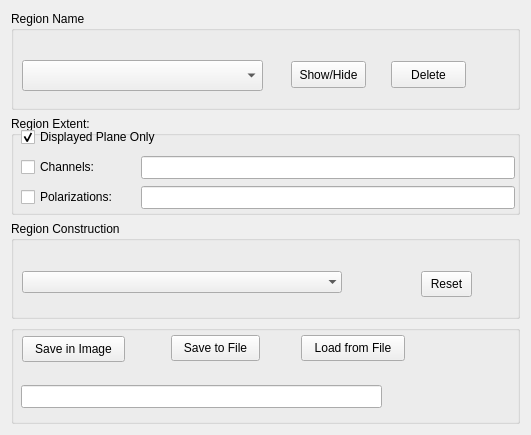
This is code/display/implement/QtViewer/QtRegionMgr.ui in radio-astro/casa as Qt 5 draws it before an edit. The edited form follows.
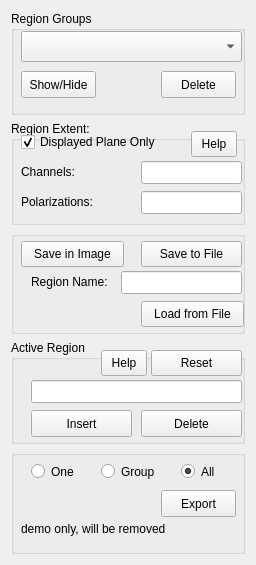
This is the edited form.

```diff
--- a/code/display/implement/QtViewer/QtRegionMgr.ui
+++ b/code/display/implement/QtViewer/QtRegionMgr.ui
@@ -6,8 +6,8 @@
    <rect>
     <x>0</x>
     <y>0</y>
-    <width>531</width>
-    <height>435</height>
+    <width>256</width>
+    <height>565</height>
    </rect>
   </property>
   <property name="maximumSize" >
@@ -23,14 +23,14 @@
    <item row="0" column="0" >
     <widget class="QGroupBox" name="groupBox" >
      <property name="title" >
-      <string>Region Name</string>
+      <string>Region Groups</string>
      </property>
      <widget class="QComboBox" name="regName" >
       <property name="geometry" >
        <rect>
-        <x>11</x>
-        <y>49</y>
-        <width>241</width>
+        <x>10</x>
+        <y>20</y>
+        <width>221</width>
         <height>31</height>
        </rect>
       </property>
@@ -41,8 +41,8 @@
      <widget class="QPushButton" name="showOrHide" >
       <property name="geometry" >
        <rect>
-        <x>280</x>
-        <y>50</y>
+        <x>10</x>
+        <y>60</y>
         <width>75</width>
         <height>27</height>
        </rect>
@@ -57,8 +57,8 @@
      <widget class="QPushButton" name="deleteReg" >
       <property name="geometry" >
        <rect>
-        <x>380</x>
-        <y>50</y>
+        <x>150</x>
+        <y>60</y>
         <width>75</width>
         <height>27</height>
        </rect>
@@ -85,7 +85,7 @@
        <rect>
         <x>130</x>
         <y>40</y>
-        <width>374</width>
+        <width>101</width>
         <height>23</height>
        </rect>
       </property>
@@ -98,7 +98,7 @@
        <rect>
         <x>130</x>
         <y>70</y>
-        <width>374</width>
+        <width>101</width>
         <height>23</height>
        </rect>
       </property>
@@ -128,7 +128,7 @@
        <bool>false</bool>
       </property>
      </widget>
-     <widget class="QCheckBox" name="chanExt" >
+     <widget class="QLabel" name="chanExt" >
       <property name="geometry" >
        <rect>
         <x>10</x>
@@ -144,7 +144,7 @@
        <string>Channels:</string>
       </property>
      </widget>
-     <widget class="QCheckBox" name="polExt" >
+     <widget class="QLabel" name="polExt" >
       <property name="geometry" >
        <rect>
         <x>10</x>
@@ -160,35 +160,32 @@
        <string>Polarizations:</string>
       </property>
      </widget>
+     <widget class="QToolButton" name="helpButton" >
+      <property name="geometry" >
+       <rect>
+        <x>180</x>
+        <y>10</y>
+        <width>46</width>
+        <height>26</height>
+       </rect>
+      </property>
+      <property name="text" >
+       <string>Help</string>
+      </property>
+     </widget>
     </widget>
    </item>
-   <item row="2" column="0" >
+   <item row="3" column="0" >
     <widget class="QGroupBox" name="groupBox_2" >
      <property name="title" >
-      <string>Region Construction</string>
+      <string>Active Region</string>
      </property>
-     <widget class="QComboBox" name="drawing_mode" >
-      <property name="geometry" >
-       <rect>
-        <x>11</x>
-        <y>50</y>
-        <width>320</width>
-        <height>22</height>
-       </rect>
-      </property>
-      <property name="minimumContentsLength" >
-       <number>32</number>
-      </property>
-      <property name="frame" >
-       <bool>false</bool>
-      </property>
-     </widget>
      <widget class="QToolButton" name="resetregions" >
       <property name="geometry" >
        <rect>
-        <x>410</x>
-        <y>50</y>
-        <width>51</width>
+        <x>140</x>
+        <y>10</y>
+        <width>91</width>
         <height>26</height>
        </rect>
       </property>
@@ -199,50 +196,76 @@
        <string>Reset</string>
       </property>
      </widget>
+     <widget class="QPushButton" name="insertButton" >
+      <property name="geometry" >
+       <rect>
+        <x>20</x>
+        <y>70</y>
+        <width>101</width>
+        <height>27</height>
+       </rect>
+      </property>
+      <property name="toolTip" >
+       <string>Insert a region into this group</string>
+      </property>
+      <property name="text" >
+       <string>Insert</string>
+      </property>
+     </widget>
+     <widget class="QPushButton" name="deleteButton" >
+      <property name="geometry" >
+       <rect>
+        <x>130</x>
+        <y>70</y>
+        <width>101</width>
+        <height>27</height>
+       </rect>
+      </property>
+      <property name="toolTip" >
+       <string>Delete a region from this group</string>
+      </property>
+      <property name="text" >
+       <string>Delete</string>
+      </property>
+     </widget>
+     <widget class="QLineEdit" name="lineEdit" >
+      <property name="geometry" >
+       <rect>
+        <x>20</x>
+        <y>40</y>
+        <width>211</width>
+        <height>23</height>
+       </rect>
+      </property>
+      <property name="toolTip" >
+       <string>Current active region</string>
+      </property>
+     </widget>
+     <widget class="QToolButton" name="helpAct" >
+      <property name="geometry" >
+       <rect>
+        <x>90</x>
+        <y>10</y>
+        <width>46</width>
+        <height>26</height>
+       </rect>
+      </property>
+      <property name="text" >
+       <string>Help</string>
+      </property>
+     </widget>
     </widget>
    </item>
-   <item row="3" column="0" >
-    <widget class="QGroupBox" name="groupBox_3" >
+   <item row="2" column="0" >
+    <widget class="QGroupBox" name="groupBox_4" >
      <property name="title" >
       <string/>
      </property>
-     <widget class="QToolButton" name="loadFile" >
-      <property name="geometry" >
-       <rect>
-        <x>290</x>
-        <y>10</y>
-        <width>104</width>
-        <height>26</height>
-       </rect>
-      </property>
-      <property name="toolTip" >
-       <string>load a region from a file </string>
-      </property>
-      <property name="text" >
-       <string>Load from File</string>
-      </property>
-     </widget>
-     <widget class="QToolButton" name="saveRGNFile" >
-      <property name="geometry" >
-       <rect>
-        <x>160</x>
-        <y>10</y>
-        <width>89</width>
-        <height>26</height>
-       </rect>
-      </property>
-      <property name="toolTip" >
-       <string>save the region in to a file</string>
-      </property>
-      <property name="text" >
-       <string>Save to File</string>
-      </property>
-     </widget>
      <widget class="QToolButton" name="saveInImage" >
       <property name="geometry" >
        <rect>
-        <x>11</x>
-        <y>11</y>
+        <x>10</x>
+        <y>10</y>
         <width>103</width>
         <height>26</height>
        </rect>
@@ -254,17 +277,152 @@
        <string>Save in Image</string>
       </property>
      </widget>
+     <widget class="QToolButton" name="saveRGNFile" >
+      <property name="geometry" >
+       <rect>
+        <x>130</x>
+        <y>10</y>
+        <width>101</width>
+        <height>26</height>
+       </rect>
+      </property>
+      <property name="toolTip" >
+       <string>save the region in to a file</string>
+      </property>
+      <property name="text" >
+       <string>Save to File</string>
+      </property>
+     </widget>
+     <widget class="QLabel" name="polExt_2" >
+      <property name="geometry" >
+       <rect>
+        <x>20</x>
+        <y>40</y>
+        <width>91</width>
+        <height>22</height>
+       </rect>
+      </property>
+      <property name="toolTip" >
+       <string>the polarizations this region applys to</string>
+      </property>
+      <property name="text" >
+       <string>Region Name:</string>
+      </property>
+     </widget>
      <widget class="QLineEdit" name="savedName" >
       <property name="geometry" >
        <rect>
-        <x>10</x>
-        <y>60</y>
-        <width>361</width>
+        <x>110</x>
+        <y>40</y>
+        <width>121</width>
         <height>23</height>
        </rect>
       </property>
       <property name="toolTip" >
        <string>the name of the image region (to be saved or loaded)</string>
+      </property>
+     </widget>
+     <widget class="QToolButton" name="loadFile" >
+      <property name="geometry" >
+       <rect>
+        <x>130</x>
+        <y>70</y>
+        <width>103</width>
+        <height>26</height>
+       </rect>
+      </property>
+      <property name="toolTip" >
+       <string>load a region from a file </string>
+      </property>
+      <property name="text" >
+       <string>Load from File</string>
+      </property>
+     </widget>
+    </widget>
+   </item>
+   <item row="5" column="0" >
+    <widget class="QGroupBox" name="groupBox_3" >
+     <property name="toolTip" >
+      <string>Export regions to termianl</string>
+     </property>
+     <property name="title" >
+      <string/>
+     </property>
+     <widget class="QRadioButton" name="actOne" >
+      <property name="geometry" >
+       <rect>
+        <x>20</x>
+        <y>10</y>
+        <width>51</width>
+        <height>23</height>
+       </rect>
+      </property>
+      <property name="toolTip" >
+       <string>Select only the active region</string>
+      </property>
+      <property name="text" >
+       <string>One</string>
+      </property>
+     </widget>
+     <widget class="QRadioButton" name="actGrp" >
+      <property name="geometry" >
+       <rect>
+        <x>90</x>
+        <y>10</y>
+        <width>61</width>
+        <height>23</height>
+       </rect>
+      </property>
+      <property name="toolTip" >
+       <string>Select regions in the active group</string>
+      </property>
+      <property name="text" >
+       <string>Group</string>
+      </property>
+     </widget>
+     <widget class="QRadioButton" name="actAll" >
+      <property name="geometry" >
+       <rect>
+        <x>170</x>
+        <y>10</y>
+        <width>51</width>
+        <height>23</height>
+       </rect>
+      </property>
+      <property name="toolTip" >
+       <string>Select all shown regions</string>
+      </property>
+      <property name="text" >
+       <string>All</string>
+      </property>
+      <property name="checked" >
+       <bool>true</bool>
+      </property>
+     </widget>
+     <widget class="QPushButton" name="exportButton" >
+      <property name="geometry" >
+       <rect>
+        <x>150</x>
+        <y>40</y>
+        <width>75</width>
+        <height>27</height>
+       </rect>
+      </property>
+      <property name="text" >
+       <string>Export</string>
+      </property>
+     </widget>
+     <widget class="QLabel" name="label" >
+      <property name="geometry" >
+       <rect>
+        <x>10</x>
+        <y>70</y>
+        <width>221</width>
+        <height>18</height>
+       </rect>
+      </property>
+      <property name="text" >
+       <string>demo only, will be removed</string>
       </property>
      </widget>
     </widget>
```
Left out of the diff: 4 changed lines with no effect on the pictures.
